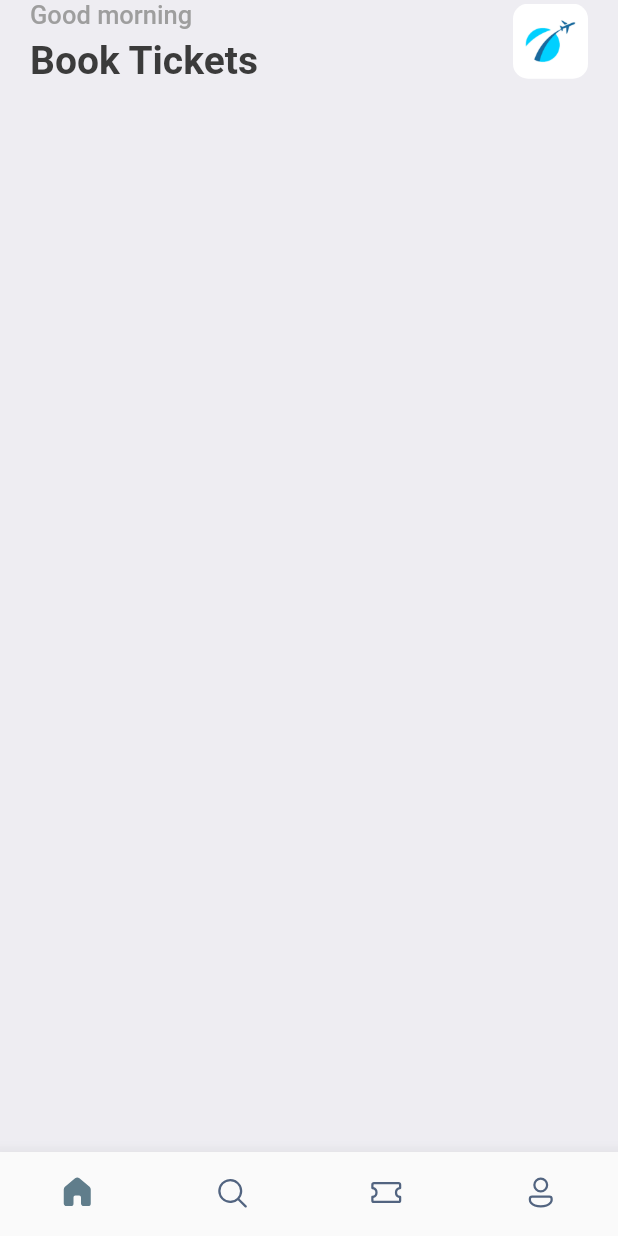
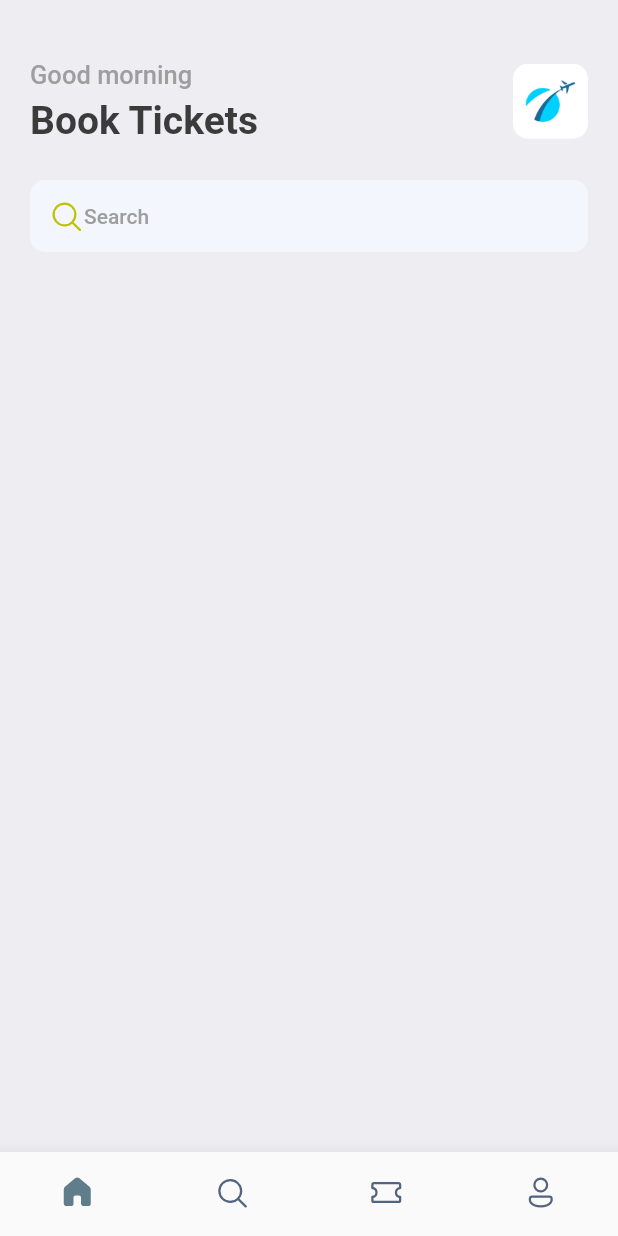
Before and after one commit to TOUFIK-Taha98/booktickets, a Flutter app: the screen it shows after launch, on a phone screen of 412 x 824 dp. Run offline on Flutter 3.47's test engine with Material 2 defaults, Android fonts, the phone set to English and light mode, and no system bars; our stand-ins replace fluentui_icons, gap.

Commit message:
Creating the search layout

```diff
--- a/lib/screens/home_screen.dart
+++ b/lib/screens/home_screen.dart
@@ -1,4 +1,5 @@
 import 'package:booktickets/utils/app_styles.dart';
+import 'package:fluentui_icons/fluentui_icons.dart';
 import 'package:flutter/material.dart';
 import 'package:gap/gap.dart';
 
@@ -16,6 +17,7 @@ class HomeScreen extends StatelessWidget {
                 horizontal: 20), // Padding left & right
             child: Column(
               children: [
+                const Gap(40), // Gap between widgets
                 Row(
                   mainAxisAlignment: MainAxisAlignment.spaceBetween,
                   children: [
@@ -45,6 +47,24 @@ class HomeScreen extends StatelessWidget {
                       ),
                     ),
                   ],
+                ),
+                const Gap(25),
+                Container(
+                  decoration: BoxDecoration(
+                    borderRadius: BorderRadius.circular(10),
+                    color: const Color(0xFFF4F6FD),
+                  ),
+                  padding:
+                      const EdgeInsets.symmetric(horizontal: 12, vertical: 12),
+                  child: Row(
+                    children: [
+                      const Icon(
+                        FluentSystemIcons.ic_fluent_search_regular,
+                        color: Color(0xFFBFC205),
+                      ),
+                      Text("Search", style: Styles.headLineStyle4),
+                    ],
+                  ),
                 )
               ],
             ),
```
